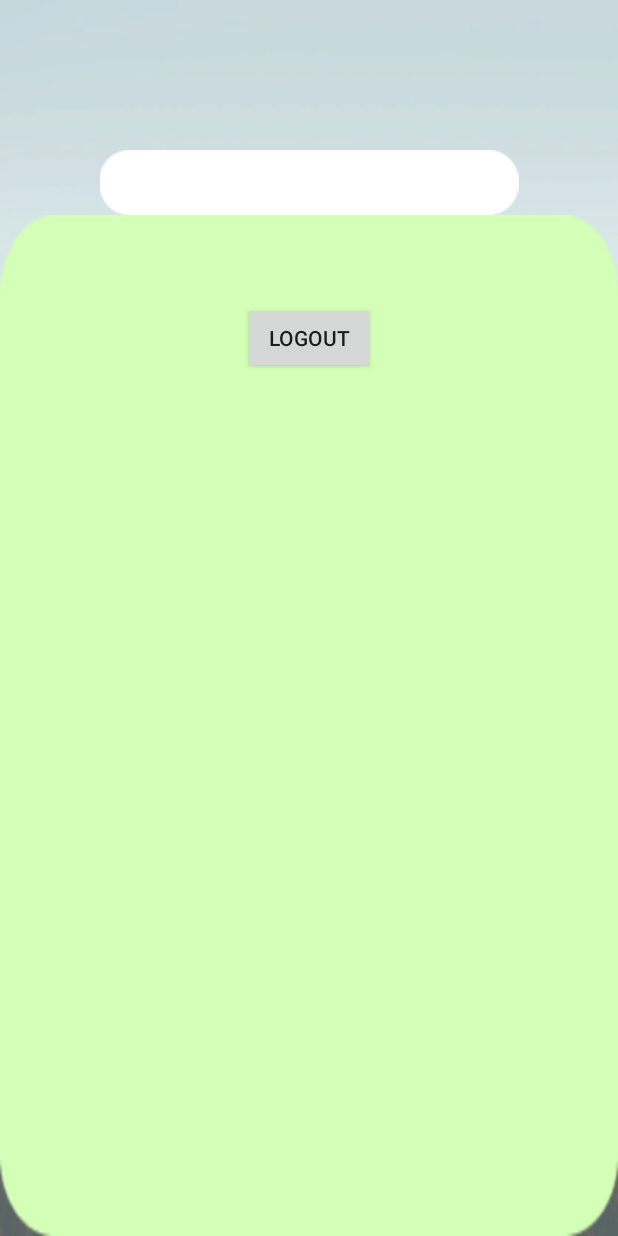
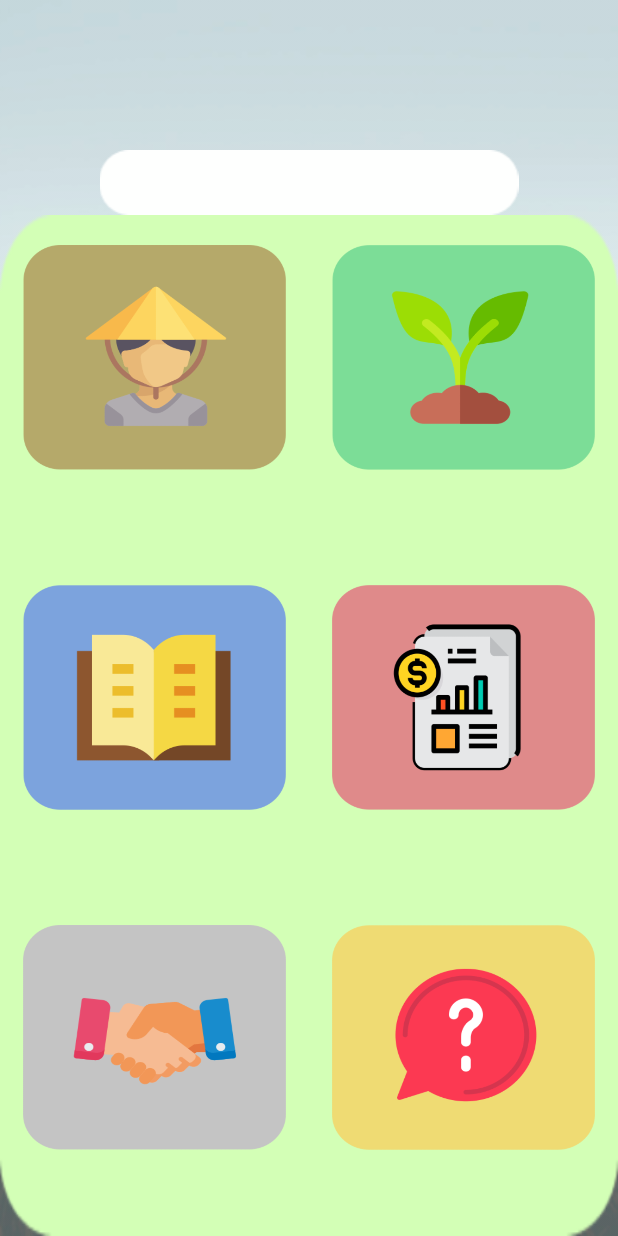
Before and after one commit to afiffarishudaifi/androidinfotani, an Android app: the layout activity_main.xml on its own in the app's theme, with its tools: preview values and no code run, on a phone screen of 412 x 824 dp. Run offline under Robolectric (Android 15) with nearby library versions, the phone set to English and light mode, and no system bars.

Commit message:
halaman index tani

```diff
--- a/app/src/main/res/layout/activity_main.xml
+++ b/app/src/main/res/layout/activity_main.xml
@@ -25,29 +25,116 @@
         android:layout_marginTop="0dp"
         android:orientation="vertical"
         android:background="@drawable/bgform">
-        <TextView
-            android:layout_width="wrap_content"
-            android:layout_height="wrap_content"
-            android:layout_gravity="center"
-            android:id="@+id/mainUsername"/>
-        <TextView
-            android:layout_width="wrap_content"
-            android:layout_height="wrap_content"
-            android:layout_gravity="center"
-            android:id="@+id/id_user"/>
-        <TextView
-            android:layout_width="wrap_content"
-            android:layout_height="wrap_content"
-            android:layout_gravity="center"
-            android:id="@+id/foto_user"/>
-        <Button
-            android:layout_width="wrap_content"
-            android:layout_height="wrap_content"
-            android:layout_gravity="center"
-            android:text="logout"
-            android:id="@+id/btnLogout"/>
+
+        <LinearLayout
+
+            android:layout_weight="3"
+            android:orientation="horizontal"
+            android:layout_width="match_parent"
+            android:layout_height="wrap_content">
+
+            <LinearLayout
+                android:layout_width="0dp"
+                android:layout_height="150dp"
+                android:layout_weight="1"
+                android:layout_marginTop="20dp"
+                android:layout_marginRight="15dp"
+                android:layout_marginLeft="15dp"
+                android:background="@drawable/menupetani"
+                android:orientation="vertical">
+
+            </LinearLayout>
+
+            <LinearLayout
+                android:layout_width="0dp"
+                android:layout_height="150dp"
+                android:layout_weight="1"
+                android:layout_marginTop="20dp"
+                android:layout_marginRight="15dp"
+                android:layout_marginLeft="15dp"
+                android:background="@drawable/menupanen"
+                android:orientation="vertical">
+
+            </LinearLayout>
+
+        </LinearLayout>
+
+        <LinearLayout
+
+            android:layout_weight="3"
+            android:orientation="horizontal"
+            android:layout_width="match_parent"
+            android:layout_height="wrap_content">
+
+            <LinearLayout
+                android:layout_width="0dp"
+                android:layout_height="150dp"
+                android:layout_weight="1"
+                android:layout_marginTop="20dp"
+                android:layout_marginRight="15dp"
+                android:layout_marginLeft="15dp"
+                android:background="@drawable/menulappanen"
+                android:orientation="vertical">
+
+            </LinearLayout>
+
+            <LinearLayout
+                android:layout_width="0dp"
+                android:layout_height="150dp"
+                android:layout_weight="1"
+                android:layout_marginTop="20dp"
+                android:layout_marginRight="15dp"
+                android:layout_marginLeft="15dp"
+                android:background="@drawable/menulappemesanan"
+                android:orientation="vertical">
+
+            </LinearLayout>
 
 
 
+
+
+        </LinearLayout>
+
+        <LinearLayout
+
+            android:layout_weight="3"
+            android:orientation="horizontal"
+            android:layout_width="match_parent"
+            android:layout_height="wrap_content">
+
+            <LinearLayout
+                android:layout_width="0dp"
+                android:layout_height="150dp"
+                android:layout_weight="1"
+                android:layout_marginTop="20dp"
+                android:layout_marginRight="15dp"
+                android:layout_marginLeft="15dp"
+                android:background="@drawable/menuriwayat"
+                android:orientation="vertical">
+
+            </LinearLayout>
+
+            <LinearLayout
+                android:layout_width="0dp"
+                android:layout_height="150dp"
+                android:layout_weight="1"
+                android:layout_marginTop="20dp"
+                android:layout_marginRight="15dp"
+                android:layout_marginLeft="15dp"
+                android:background="@drawable/menutanyaadmin"
+                android:orientation="vertical">
+
+            </LinearLayout>
+
+
+
+
+
+        </LinearLayout>
+
+
+
+
+    </LinearLayout>
 </LinearLayout>
-</LinearLayout>
```
